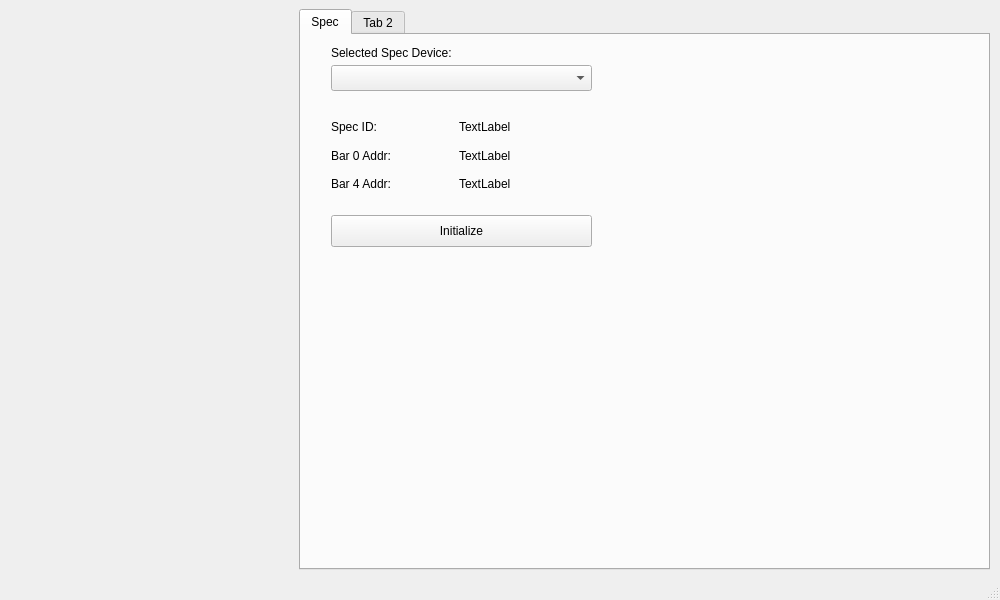
First picture: the form in gui/YarrGui/yarrgui.ui, repository Yarr/Yarr, before the edit.
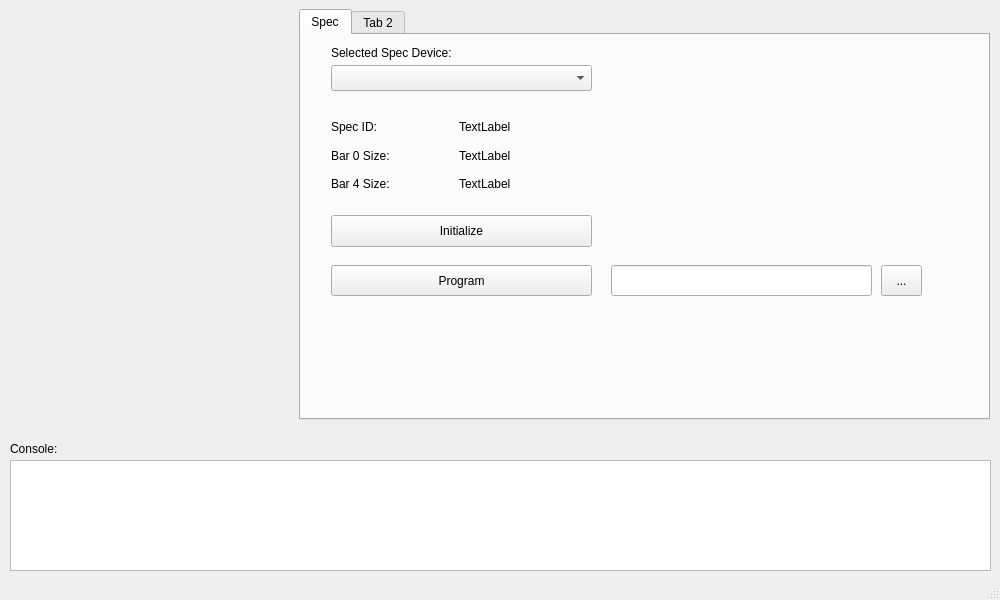
Second picture: the form after the edit.

Commit message: Added a console to the gui which gets the redirected stdout and stderr.

```diff
--- a/gui/YarrGui/yarrgui.ui
+++ b/gui/YarrGui/yarrgui.ui
@@ -20,7 +20,7 @@
       <x>299</x>
       <y>9</y>
       <width>691</width>
-      <height>561</height>
+      <height>411</height>
      </rect>
     </property>
     <property name="currentIndex">
@@ -30,7 +30,7 @@
      <attribute name="title">
       <string>Spec</string>
      </attribute>
-     <widget class="QWidget" name="">
+     <widget class="QWidget" name="layoutWidget">
       <property name="geometry">
        <rect>
         <x>30</x>
@@ -44,7 +44,7 @@
         <number>0</number>
        </property>
        <property name="verticalSpacing">
-        <number>-1</number>
+        <number>6</number>
        </property>
        <item row="0" column="0">
         <widget class="QLabel" name="specid_label">
@@ -63,7 +63,7 @@
        <item row="1" column="0">
         <widget class="QLabel" name="bar0_label">
          <property name="text">
-          <string>Bar 0 Addr:</string>
+          <string>Bar 0 Size:</string>
          </property>
         </widget>
        </item>
@@ -77,7 +77,7 @@
        <item row="2" column="0">
         <widget class="QLabel" name="bar4_label">
          <property name="text">
-          <string>Bar 4 Addr:</string>
+          <string>Bar 4 Size:</string>
          </property>
         </widget>
        </item>
@@ -126,6 +126,42 @@
        <string>Initialize</string>
       </property>
      </widget>
+     <widget class="QPushButton" name="prog_button">
+      <property name="geometry">
+       <rect>
+        <x>30</x>
+        <y>230</y>
+        <width>261</width>
+        <height>31</height>
+       </rect>
+      </property>
+      <property name="text">
+       <string>Program</string>
+      </property>
+     </widget>
+     <widget class="QLineEdit" name="progfile_name">
+      <property name="geometry">
+       <rect>
+        <x>310</x>
+        <y>230</y>
+        <width>261</width>
+        <height>31</height>
+       </rect>
+      </property>
+     </widget>
+     <widget class="QToolButton" name="progfile_button">
+      <property name="geometry">
+       <rect>
+        <x>580</x>
+        <y>230</y>
+        <width>41</width>
+        <height>31</height>
+       </rect>
+      </property>
+      <property name="text">
+       <string>...</string>
+      </property>
+     </widget>
     </widget>
     <widget class="QWidget" name="tab_2">
      <attribute name="title">
@@ -133,6 +169,38 @@
      </attribute>
     </widget>
    </widget>
+   <widget class="QTextEdit" name="console">
+    <property name="geometry">
+     <rect>
+      <x>10</x>
+      <y>460</y>
+      <width>981</width>
+      <height>111</height>
+     </rect>
+    </property>
+    <property name="font">
+     <font>
+      <family>Monospace</family>
+      <pointsize>8</pointsize>
+     </font>
+    </property>
+    <property name="readOnly">
+     <bool>true</bool>
+    </property>
+   </widget>
+   <widget class="QLabel" name="console_label">
+    <property name="geometry">
+     <rect>
+      <x>10</x>
+      <y>440</y>
+      <width>56</width>
+      <height>17</height>
+     </rect>
+    </property>
+    <property name="text">
+     <string>Console:</string>
+    </property>
+   </widget>
   </widget>
   <widget class="QStatusBar" name="statusBar"/>
   <action name="actionExit">
```
Left out of the diff: 2 changed lines with no effect on the pictures. The commit also changes 5 other files.
